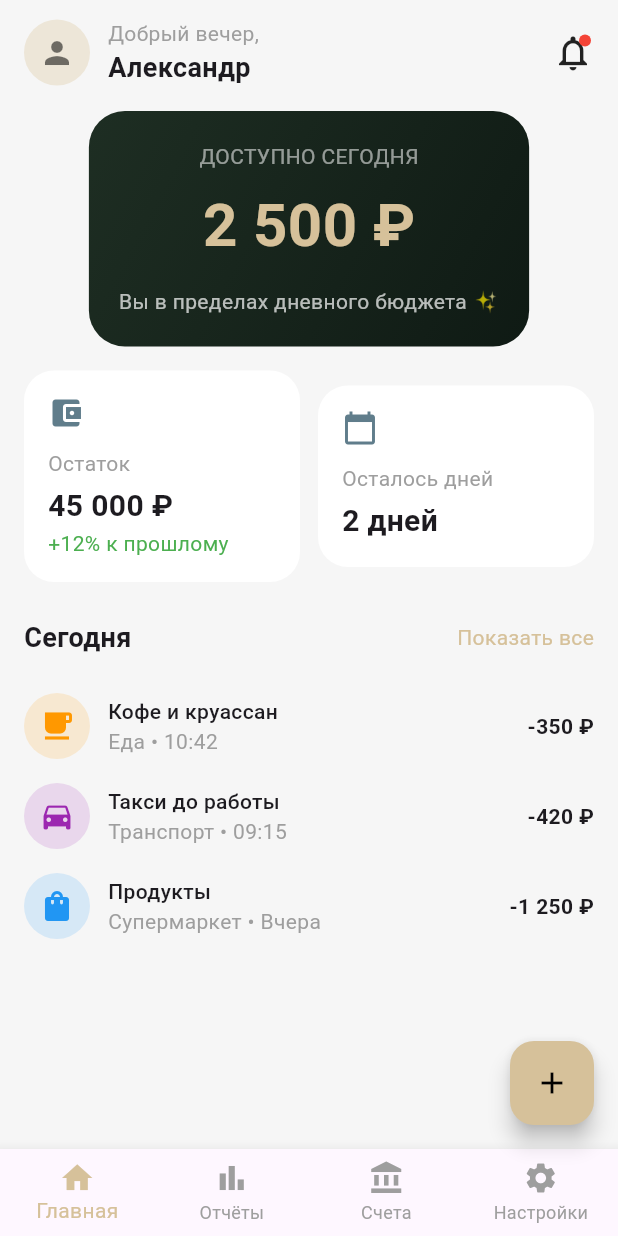
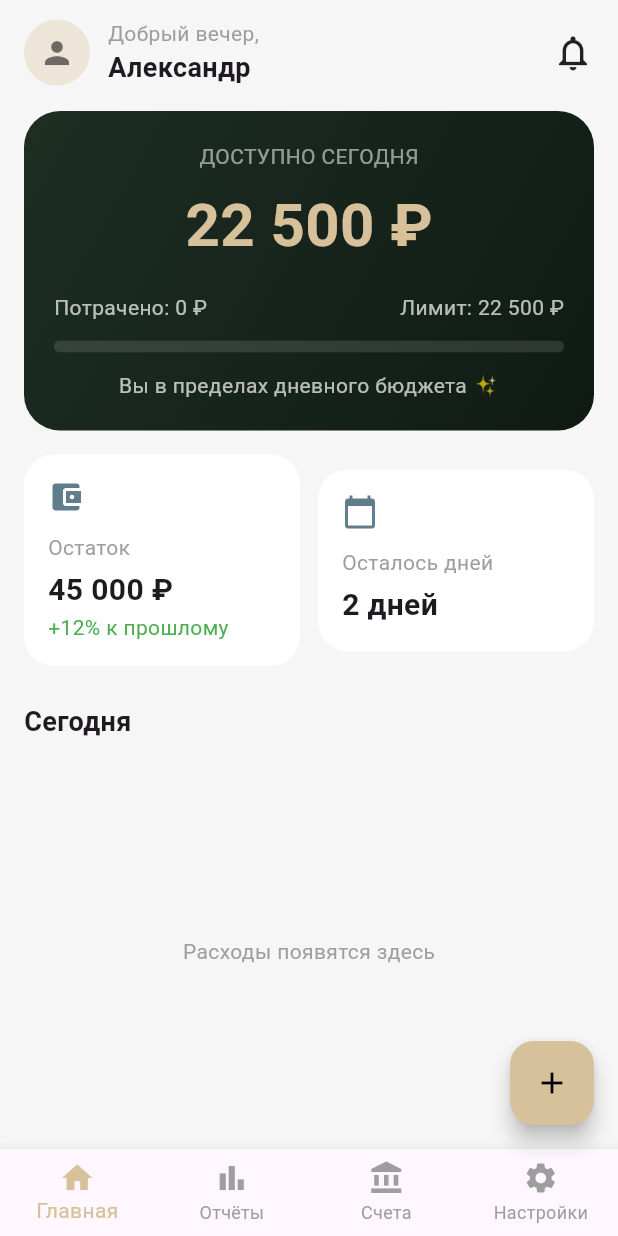
Before and after one commit to mrgsdev/budget_app, a Flutter app: the screen it shows after launch, on a phone screen of 412 x 824 dp. Run offline on Flutter 3.47's test engine with Material 3 defaults, Android fonts, the phone set to English and light mode, and no system bars.

Commit message:
Добавлена логика деления отстака на кол во дней и смена ярлыка валюта

```diff
--- a/budget_app/lib/screens/home_screen.dart
+++ b/budget_app/lib/screens/home_screen.dart
@@ -1,4 +1,5 @@
 import 'package:flutter/material.dart';
+import '../models/currency.dart';
 import 'budget_setup_screen.dart';
 
 class HomeScreen extends StatefulWidget {
@@ -10,32 +11,54 @@ class HomeScreen extends StatefulWidget {
 
 class _HomeScreenState extends State<HomeScreen> {
   int _balance = 45000;
+  int _spentToday = 0;
+  Currency _currency = Currency.rub;
 
-  // ----------- LOGIC -----------
+  // ---------- DATE & BUDGET LOGIC ----------
 
-  /// Осталось дней в текущем месяце (включая сегодня)
   int _remainingDays() {
     final now = DateTime.now();
-    final lastDayOfMonth = DateTime(now.year, now.month + 1, 0);
-    return lastDayOfMonth.day - now.day + 1;
+    final lastDay = DateTime(now.year, now.month + 1, 0);
+    return lastDay.day - now.day + 1;
   }
 
+  int _dailyLimit() {
+    final days = _remainingDays();
+    if (days <= 0) return 0;
+    return (_balance / days).floor();
+  }
+
+  int _availableToday() {
+    return _dailyLimit() - _spentToday;
+  }
+
+  double _progress() {
+    if (_dailyLimit() == 0) return 0;
+    return _spentToday / _dailyLimit();
+  }
+
+  // ---------- NAVIGATION ----------
+
   Future<void> _openBudgetSetup() async {
-    final result = await Navigator.push<int>(
+    final result = await Navigator.push<Map<String, dynamic>>(
       context,
       MaterialPageRoute(
         builder: (_) => BudgetSetupScreen(
           initialValue: _balance,
+          initialCurrency: _currency,
         ),
       ),
     );
 
     if (result != null) {
       setState(() {
-        _balance = result;
+        _balance = result['amount'];
+        _currency = result['currency'];
       });
     }
   }
+
+  // ---------- FORMAT ----------
 
   String _format(int value) {
     final s = value.toString();
@@ -50,7 +73,7 @@ class _HomeScreenState extends State<HomeScreen> {
     return buffer.toString();
   }
 
-  // ----------- UI -----------
+  // ---------- UI ----------
 
   @override
   Widget build(BuildContext context) {
@@ -62,10 +85,18 @@ class _HomeScreenState extends State<HomeScreen> {
             const SizedBox(height: 12),
             _Header(),
             const SizedBox(height: 16),
-            _DailyBudgetCard(),
+            _DailyBudgetCard(
+              available: _availableToday(),
+              spent: _spentToday,
+              limit: _dailyLimit(),
+              progress: _progress(),
+              currency: _currency,
+              format: _format,
+            ),
             const SizedBox(height: 16),
             _InfoCards(
               balance: _format(_balance),
+              currency: _currency,
               remainingDays: _remainingDays(),
               onTapBalance: _openBudgetSetup,
             ),
@@ -110,16 +141,7 @@ class _Header extends StatelessWidget {
             ],
           ),
           const Spacer(),
-          Stack(
-            children: const [
-              Icon(Icons.notifications_none, size: 28),
-              Positioned(
-                right: 2,
-                top: 2,
-                child: CircleAvatar(radius: 4, backgroundColor: Colors.red),
-              )
-            ],
-          )
+          const Icon(Icons.notifications_none, size: 28),
         ],
       ),
     );
@@ -127,10 +149,26 @@ class _Header extends StatelessWidget {
 }
 
 //
-// ---------------- DAILY CARD ----------------
+// ---------------- DAILY BUDGET CARD ----------------
 //
 
 class _DailyBudgetCard extends StatelessWidget {
+  final int available;
+  final int spent;
+  final int limit;
+  final double progress;
+  final Currency currency;
+  final String Function(int) format;
+
+  const _DailyBudgetCard({
+    required this.available,
+    required this.spent,
+    required this.limit,
+    required this.progress,
+    required this.currency,
+    required this.format,
+  });
+
   @override
   Widget build(BuildContext context) {
     return Padding(
@@ -149,22 +187,48 @@ class _DailyBudgetCard extends StatelessWidget {
           ),
         ),
         child: Column(
-          children: const [
-            Text(
+          children: [
+            const Text(
               'ДОСТУПНО СЕГОДНЯ',
               style: TextStyle(color: Colors.white54),
             ),
-            SizedBox(height: 8),
+            const SizedBox(height: 8),
             Text(
-              '2 500 ₽',
-              style: TextStyle(
+              '${format(available)} ${currency.symbol}',
+              style: const TextStyle(
                 fontSize: 40,
                 fontWeight: FontWeight.bold,
                 color: Color(0xFFD6C19A),
               ),
             ),
-            SizedBox(height: 12),
-            Text(
+            const SizedBox(height: 16),
+            Row(
+              children: [
+                Text(
+                  'Потрачено: ${format(spent)} ${currency.symbol}',
+                  style: const TextStyle(color: Colors.white70),
+                ),
+                const Spacer(),
+                Text(
+                  'Лимит: ${format(limit)} ${currency.symbol}',
+                  style: const TextStyle(color: Colors.white70),
+                ),
+              ],
+            ),
+            const SizedBox(height: 12),
+            ClipRRect(
+              borderRadius: BorderRadius.circular(8),
+              child: LinearProgressIndicator(
+                value: progress.clamp(0, 1),
+                minHeight: 8,
+                backgroundColor: Colors.white12,
+                valueColor: const AlwaysStoppedAnimation(
+                  Color(0xFFD6C19A),
+                ),
+              ),
+            ),
+            const SizedBox(height: 12),
+            const Text(
               'Вы в пределах дневного бюджета ✨',
               style: TextStyle(color: Colors.white70),
             ),
@@ -181,11 +245,13 @@ class _DailyBudgetCard extends StatelessWidget {
 
 class _InfoCards extends StatelessWidget {
   final String balance;
+  final Currency currency;
   final int remainingDays;
   final VoidCallback onTapBalance;
 
   const _InfoCards({
     required this.balance,
+    required this.currency,
     required this.remainingDays,
     required this.onTapBalance,
   });
@@ -201,7 +267,7 @@ class _InfoCards extends StatelessWidget {
               onTap: onTapBalance,
               child: _InfoCard(
                 title: 'Остаток',
-                value: '$balance ₽',
+                value: '$balance ${currency.symbol}',
                 subtitle: '+12% к прошлому',
                 icon: Icons.account_balance_wallet,
                 subtitleColor: Colors.green,
@@ -256,10 +322,7 @@ class _InfoCard extends StatelessWidget {
           const SizedBox(height: 4),
           Text(
             value,
-            style: const TextStyle(
-              fontSize: 20,
-              fontWeight: FontWeight.bold,
-            ),
+            style: const TextStyle(fontSize: 20, fontWeight: FontWeight.bold),
           ),
           if (subtitle.isNotEmpty)
             Text(subtitle, style: TextStyle(color: subtitleColor)),
@@ -276,20 +339,14 @@ class _InfoCard extends StatelessWidget {
 class _ExpensesHeader extends StatelessWidget {
   @override
   Widget build(BuildContext context) {
-    return Padding(
-      padding: const EdgeInsets.symmetric(horizontal: 16),
-      child: Row(
-        children: const [
-          Text(
-            'Сегодня',
-            style: TextStyle(fontSize: 18, fontWeight: FontWeight.w600),
-          ),
-          Spacer(),
-          Text(
-            'Показать все',
-            style: TextStyle(color: Color(0xFFD6C19A)),
-          ),
-        ],
+    return const Padding(
+      padding: EdgeInsets.symmetric(horizontal: 16),
+      child: Align(
+        alignment: Alignment.centerLeft,
+        child: Text(
+          'Сегодня',
+          style: TextStyle(fontSize: 18, fontWeight: FontWeight.w600),
+        ),
       ),
     );
   }
@@ -300,78 +357,10 @@ class _ExpensesList extends StatelessWidget {
 
   @override
   Widget build(BuildContext context) {
-    return ListView(
-      padding: const EdgeInsets.all(16),
-      children: const [
-        _ExpenseItem(
-          title: 'Кофе и круассан',
-          subtitle: 'Еда • 10:42',
-          amount: '-350 ₽',
-          icon: Icons.local_cafe,
-          iconColor: Colors.orange,
-        ),
-        _ExpenseItem(
-          title: 'Такси до работы',
-          subtitle: 'Транспорт • 09:15',
-          amount: '-420 ₽',
-          icon: Icons.directions_car,
-          iconColor: Colors.purple,
-        ),
-        _ExpenseItem(
-          title: 'Продукты',
-          subtitle: 'Супермаркет • Вчера',
-          amount: '-1 250 ₽',
-          icon: Icons.shopping_bag,
-          iconColor: Colors.blue,
-        ),
-      ],
-    );
-  }
-}
-
-class _ExpenseItem extends StatelessWidget {
-  final String title;
-  final String subtitle;
-  final String amount;
-  final IconData icon;
-  final Color iconColor;
-
-  const _ExpenseItem({
-    required this.title,
-    required this.subtitle,
-    required this.amount,
-    required this.icon,
-    required this.iconColor,
-  });
-
-  @override
-  Widget build(BuildContext context) {
-    return Padding(
-      padding: const EdgeInsets.only(bottom: 16),
-      child: Row(
-        children: [
-          CircleAvatar(
-            radius: 22,
-            backgroundColor: iconColor.withOpacity(0.15),
-            child: Icon(icon, color: iconColor),
-          ),
-          const SizedBox(width: 12),
-          Expanded(
-            child: Column(
-              crossAxisAlignment: CrossAxisAlignment.start,
-              children: [
-                Text(title,
-                    style: const TextStyle(fontWeight: FontWeight.w500)),
-                Text(subtitle,
-                    style: const TextStyle(color: Colors.grey)),
-              ],
-            ),
-          ),
-          Text(
-            amount,
-            style: const TextStyle(fontWeight: FontWeight.w600),
-          ),
-        ],
+    return const Center(
+      child: Text(
+        'Расходы появятся здесь',
+        style: TextStyle(color: Colors.grey),
       ),
     );
   }
```
Also changed, not shown: budget_app/lib/models/currency.dart (added, +27 -0 lines), budget_app/lib/screens/budget_setup_screen.dart (+60 -95 lines).
